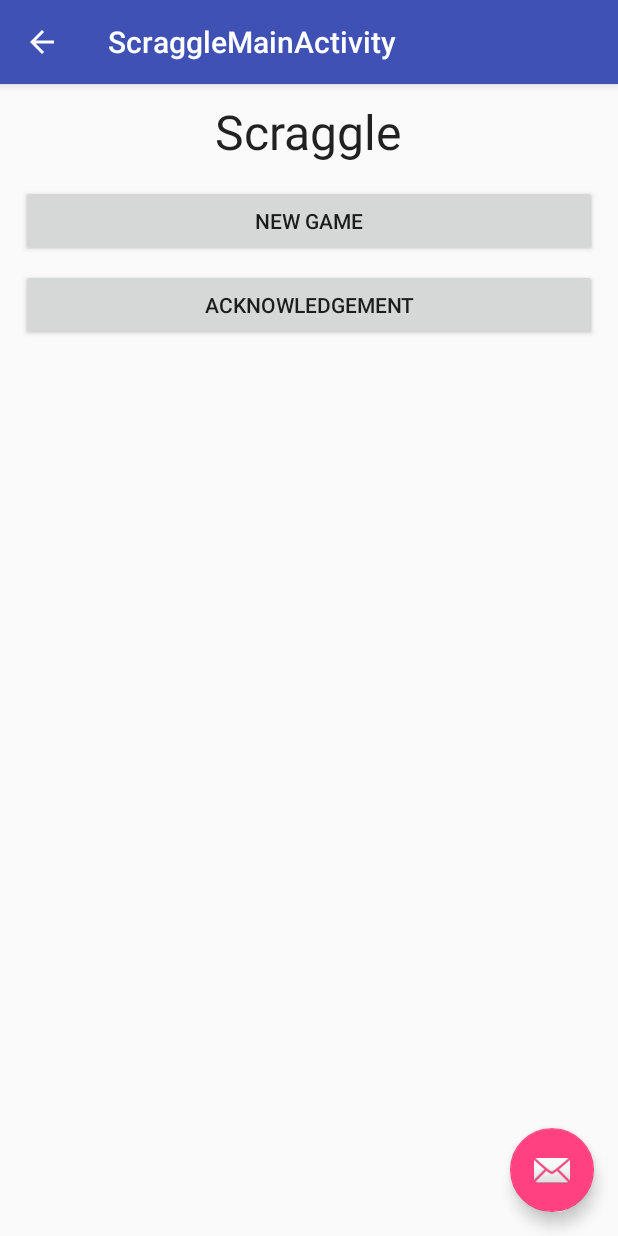
After one commit to binodthapachhetry/MobileWordPuzzle, an Android app: the ScraggleMainActivity screen opened directly, with no data from a screen before it, on a phone screen of 412 x 824 dp. The commit adds this screen. Run offline under Robolectric (Android 15) with nearby library versions, the phone set to English and light mode, and no system bars.

Commit message:
added main ui and game ui for scraggle

```diff
--- /dev/null
+++ b/app/src/main/java/edu/neu/madcourse/binodthapachhetry/Scraggle/ScraggleMainActivity.java
@@ -0,0 +1,32 @@
+package edu.neu.madcourse.binodthapachhetry.Scraggle;
+
+import android.os.Bundle;
+import android.support.design.widget.FloatingActionButton;
+import android.support.design.widget.Snackbar;
+import android.support.v7.app.AppCompatActivity;
+import android.support.v7.widget.Toolbar;
+import android.view.View;
+
+import edu.neu.madcourse.binodthapachhetry.R;
+
+public class ScraggleMainActivity extends AppCompatActivity {
+
+    @Override
+    protected void onCreate(Bundle savedInstanceState) {
+        super.onCreate(savedInstanceState);
+        setContentView(R.layout.activity_scraggle_main);
+        Toolbar toolbar = (Toolbar) findViewById(R.id.toolbar);
+        setSupportActionBar(toolbar);
+
+        FloatingActionButton fab = (FloatingActionButton) findViewById(R.id.fab);
+        fab.setOnClickListener(new View.OnClickListener() {
+            @Override
+            public void onClick(View view) {
+                Snackbar.make(view, "Replace with your own action", Snackbar.LENGTH_LONG)
+                        .setAction("Action", null).show();
+            }
+        });
+        getSupportActionBar().setDisplayHomeAsUpEnabled(true);
+    }
+
+}
--- /dev/null
+++ b/app/src/main/java/edu/neu/madcourse/binodthapachhetry/Scraggle/ScraggleMainActivityFragment.java
@@ -0,0 +1,60 @@
+package edu.neu.madcourse.binodthapachhetry.Scraggle;
+
+import android.app.AlertDialog;
+import android.content.DialogInterface;
+import android.content.Intent;
+import android.support.v4.app.Fragment;
+import android.os.Bundle;
+import android.view.LayoutInflater;
+import android.view.View;
+import android.view.ViewGroup;
+
+import edu.neu.madcourse.binodthapachhetry.R;
+
+/**
+ * A placeholder fragment containing a simple view.
+ */
+public class ScraggleMainActivityFragment extends Fragment {
+
+    private AlertDialog mDialog;
+
+    public ScraggleMainActivityFragment() {
+    }
+
+    @Override
+    public View onCreateView(LayoutInflater inflater, ViewGroup container,
+                             Bundle savedInstanceState) {
+        View rootView = inflater.inflate(R.layout.fragment_scraggle_main, container, false);
+
+        View newGameButton = rootView.findViewById(R.id.scraggle_new_game_button);
+        View acknowledgementButton = rootView.findViewById(R.id.scraggle_acknowledgement_button);
+
+        // New Game Button
+        newGameButton.setOnClickListener(new View.OnClickListener() {
+            @Override
+            public void onClick(View view) {
+                Intent intent = new Intent(getActivity(), ScraggleGameActivity.class);
+                getActivity().startActivity(intent);
+            }
+        });
+
+        // Acknowledgement Button
+        acknowledgementButton.setOnClickListener(new View.OnClickListener() {
+            @Override
+            public void onClick(View view) {
+                AlertDialog.Builder builder = new AlertDialog.Builder(getActivity());
+                builder.setMessage(R.string.tictactoe6_about_text);
+                builder.setCancelable(false);
+                builder.setPositiveButton(R.string.ok_label,
+                        new DialogInterface.OnClickListener() {
+                            @Override
+                            public void onClick(DialogInterface dialogInterface, int i) {
+                            }
+                        });
+                mDialog = builder.show();
+            }
+        });
+
+        return rootView;
+    }
+}
--- /dev/null
+++ b/app/src/main/res/layout/activity_scraggle_main.xml
@@ -0,0 +1,34 @@
+<?xml version="1.0" encoding="utf-8"?>
+<android.support.design.widget.CoordinatorLayout xmlns:android="http://schemas.android.com/apk/res/android"
+    xmlns:app="http://schemas.android.com/apk/res-auto"
+    xmlns:tools="http://schemas.android.com/tools"
+    android:layout_width="match_parent"
+    android:layout_height="match_parent"
+    android:fitsSystemWindows="true"
+    tools:context="edu.neu.madcourse.binodthapachhetry.Scraggle.ScraggleMainActivity">
+
+    <android.support.design.widget.AppBarLayout
+        android:layout_width="match_parent"
+        android:layout_height="wrap_content"
+        android:theme="@style/AppTheme.AppBarOverlay">
+
+        <android.support.v7.widget.Toolbar
+            android:id="@+id/toolbar"
+            android:layout_width="match_parent"
+            android:layout_height="?attr/actionBarSize"
+            android:background="?attr/colorPrimary"
+            app:popupTheme="@style/AppTheme.PopupOverlay" />
+
+    </android.support.design.widget.AppBarLayout>
+
+    <include layout="@layout/content_scraggle_main" />
+
+    <android.support.design.widget.FloatingActionButton
+        android:id="@+id/fab"
+        android:layout_width="wrap_content"
+        android:layout_height="wrap_content"
+        android:layout_gravity="bottom|end"
+        android:layout_margin="@dimen/fab_margin"
+        android:src="@android:drawable/ic_dialog_email" />
+
+</android.support.design.widget.CoordinatorLayout>
--- /dev/null
+++ b/app/src/main/res/layout/fragment_scraggle_main.xml
@@ -0,0 +1,37 @@
+<LinearLayout
+xmlns:android="http://schemas.android.com/apk/res/android"
+xmlns:tools="http://schemas.android.com/tools"
+android:layout_width="match_parent"
+android:layout_height="match_parent"
+android:elevation="@dimen/tictactoe6_elevation_high"
+android:orientation="vertical"
+android:padding="@dimen/tictactoe6_menu_padding"
+tools:context="edu.neu.madcourse.binodthapachhetry.Scraggle.ScraggleMainActivityFragment">
+
+<TextView
+    android:layout_width="wrap_content"
+    android:layout_height="wrap_content"
+    android:layout_marginBottom="@dimen/tictactoe6_menu_space"
+    android:text="@string/scraggle_label"
+    android:layout_gravity="center"
+    android:textAppearance="?android:textAppearanceLarge"
+    android:textSize="@dimen/tictactoe6_menu_text_size"/>
+
+<Button
+    android:id="@+id/scraggle_new_game_button"
+    android:layout_width="match_parent"
+    android:layout_height="wrap_content"
+    android:layout_margin="@dimen/tictactoe6_menu_button_margin"
+    android:padding="@dimen/tictactoe6_menu_button_padding"
+    android:text="@string/scraggle_new_game_label"/>
+
+<Button
+    android:id="@+id/scraggle_acknowledgement_button"
+    android:layout_width="match_parent"
+    android:layout_height="wrap_content"
+    android:layout_gravity="center"
+    android:layout_margin="@dimen/tictactoe6_menu_button_margin"
+    android:padding="@dimen/tictactoe6_menu_button_padding"
+    android:text="@string/scraggle_acknowledgement_label"/>
+
+</LinearLayout>
--- a/app/src/main/res/values/strings.xml
+++ b/app/src/main/res/values/strings.xml
@@ -69,7 +69,13 @@ both sides in the larger game.\n\
     </string>
 
     <string name="dictionary_alphabets">abcdefghijklmnopqrstuvwxyz</string>
+    <string name="title_activity_scraggle_main">ScraggleMainActivity</string>
 
 
+    <string name="scraggle_label">Scraggle</string>
+    <string name="scraggle_new_game_label">New Game</string>
+    <string name="scraggle_acknowledgement_label">Acknowledgement</string>
+    <string name="scraggle_acknowledgement_text">Acknowledgement to UT3, music places, dictionary words,etc</string>
+    <string name="title_activity_scraggle_game">ScraggleGameActivity</string>
 
 </resources>
```
Also changed, not shown: app/src/main/AndroidManifest.xml (+24 -7 lines), app/src/main/java/edu/neu/madcourse/binodthapachhetry/MainActivityFragment.java (+10 -0 lines), app/src/main/java/edu/neu/madcourse/binodthapachhetry/Scraggle/ScraggleGameActivity.java (added, +32 -0 lines), app/src/main/java/edu/neu/madcourse/binodthapachhetry/Scraggle/ScraggleGameActivityFragment.java (added, +24 -0 lines), app/src/main/res/layout/activity_scraggle_game.xml (added, +34 -0 lines), app/src/main/res/layout/content_scraggle_game.xml (added, +9 -0 lines), app/src/main/res/layout/content_scraggle_main.xml (added, +9 -0 lines), app/src/main/res/layout/fragment_main.xml (+16 -0 lines), app/src/main/res/layout/fragment_scraggle_game.xml (added, +13 -0 lines), app/src/main/res/menu/menu_scraggle_game.xml (added, +10 -0 lines), app/src/main/res/menu/menu_scraggle_main.xml (added, +10 -0 lines).
